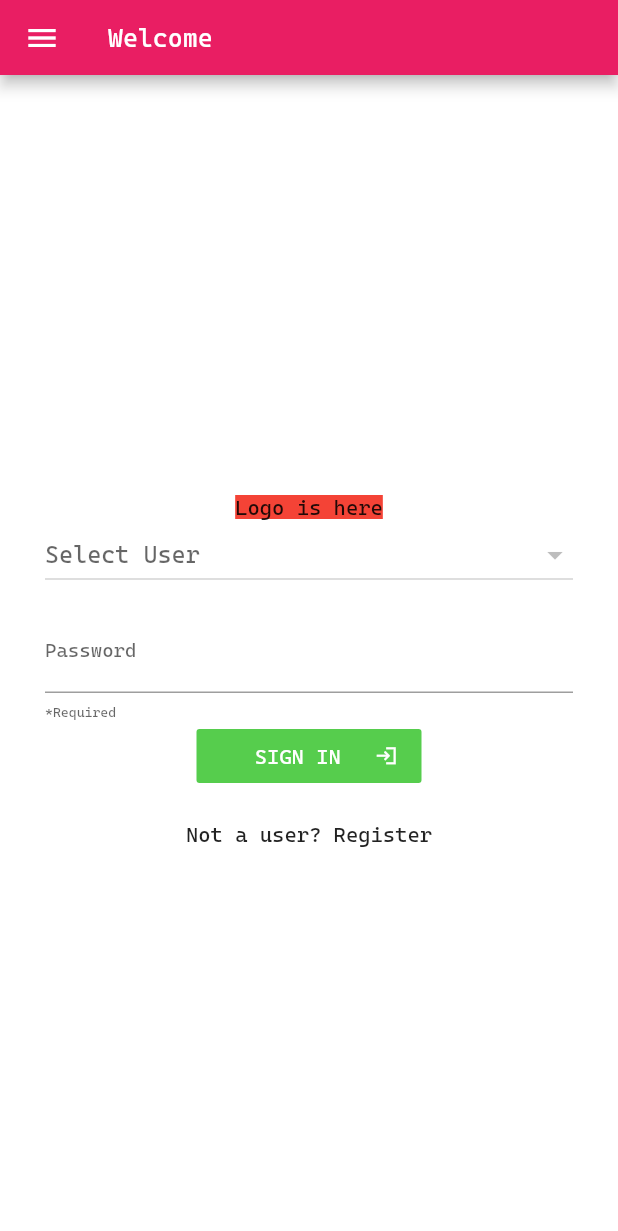
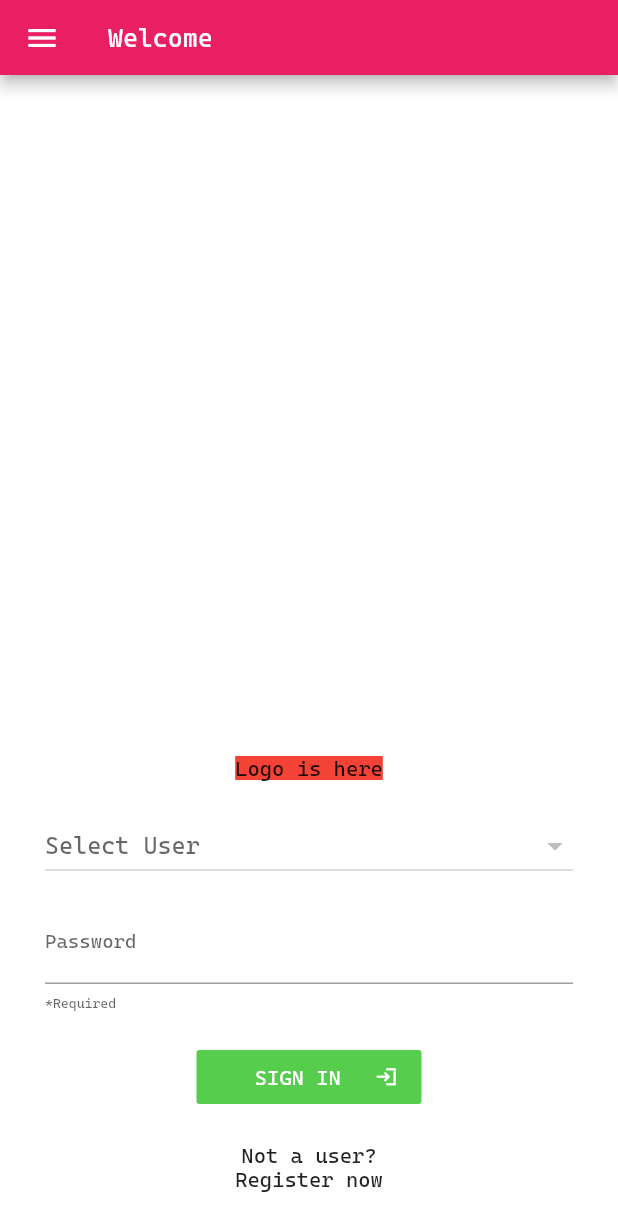
Before and after one commit to halid-ali/guessGame, a Flutter app: the screen it shows after launch, on a phone screen of 412 x 824 dp. Shown: the top 1231 px of the screen. Run offline on Flutter 3.47's test engine with Material 2 defaults, Android fonts, the phone set to English and light mode, and no system bars; our stand-ins replace sqflite; missing offline and left inert: steps_indicator; accounts and stored records are empty; generated files the repository leaves out were written again.

Commit message:
alignment in splash screen

```diff
--- a/lib/screens/splash_screen.dart
+++ b/lib/screens/splash_screen.dart
@@ -48,6 +48,7 @@ class _SplashScreenState extends State<SplashScreen> {
               child: Padding(
                 padding: const EdgeInsets.all(30.0),
                 child: Container(
+                  alignment: Alignment.bottomCenter,
                   child: SingleChildScrollView(
                     scrollDirection: Axis.vertical,
                     child: Column(
@@ -60,6 +61,7 @@ class _SplashScreenState extends State<SplashScreen> {
                           ),
                         ),
                         //Expanded(child: Container()),
+                        SizedBox(height: 20),
                         DropdownButton<String>(
                           isExpanded: true,
                           value: _selectedUser,
@@ -86,6 +88,7 @@ class _SplashScreenState extends State<SplashScreen> {
                           controller: _passwordController,
                         ),
                         //Expanded(child: Container()),
+                        SizedBox(height: 20),
                         CustomButton(
                             color: Color(0xFF56CD4D),
                             text: S.of(context).sign_in,
@@ -97,7 +100,10 @@ class _SplashScreenState extends State<SplashScreen> {
                             },
                             icon: Icons.login_sharp),
                         SizedBox(height: 20),
-                        Text('Not a user? Register'),
+                        Text(
+                          S.of(context).not_user_register,
+                          textAlign: TextAlign.center,
+                        ),
                       ],
                     ),
                   ),
```
